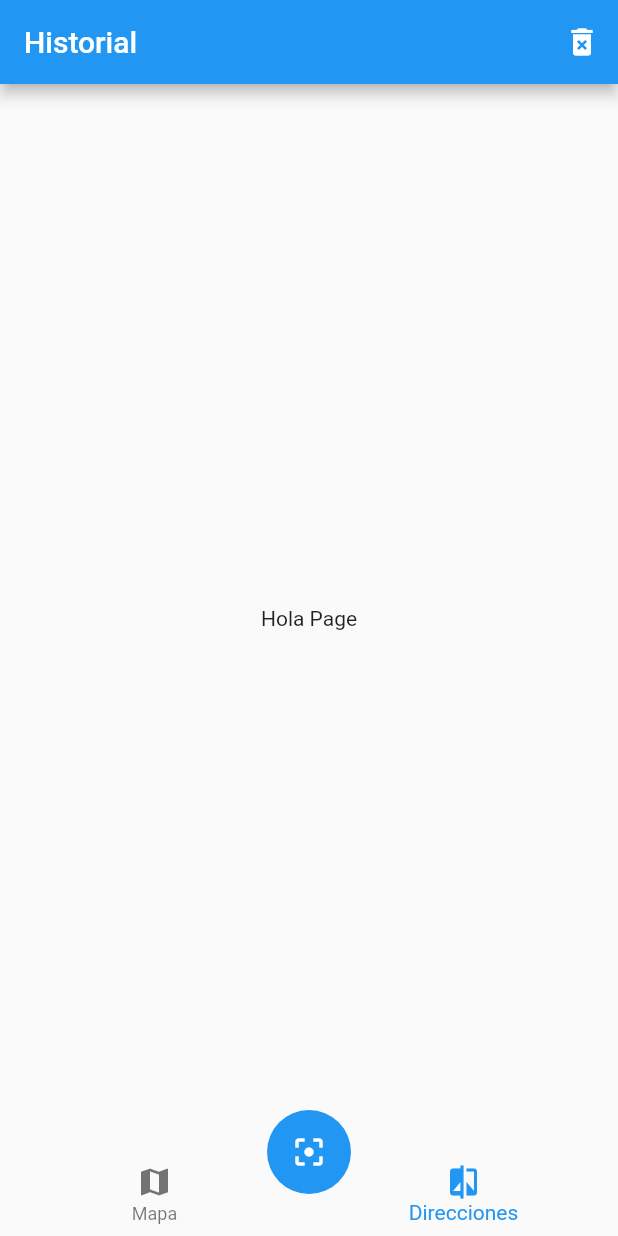
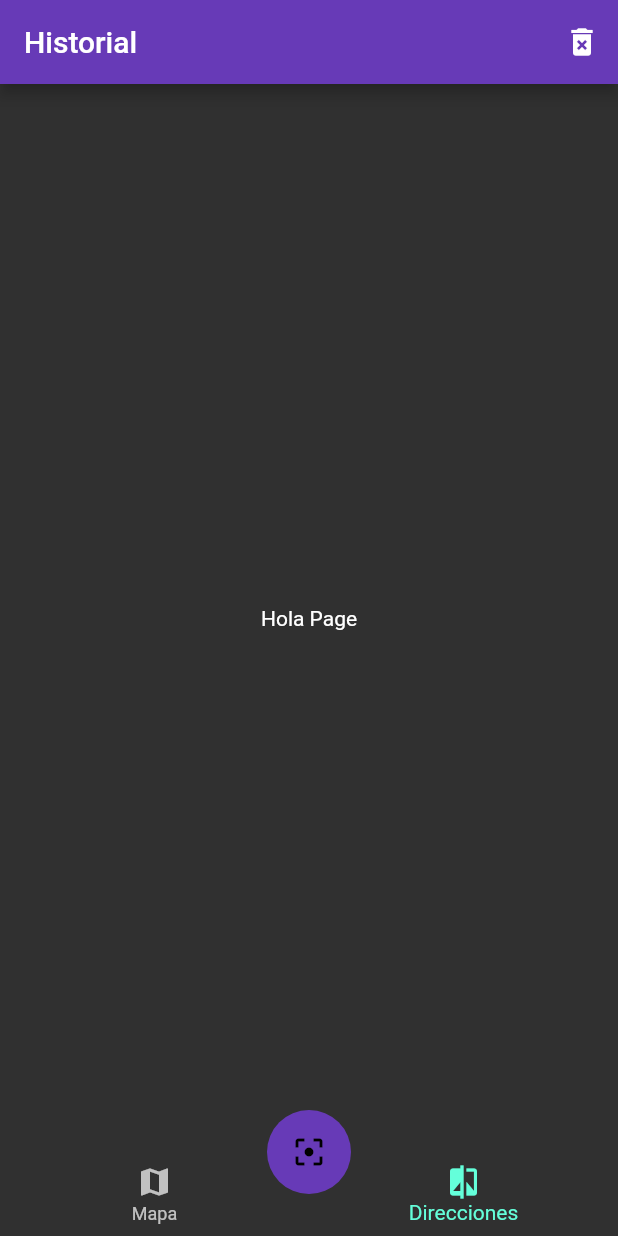
Before and after one commit to NogueraJulio24/qrapp, a Flutter app: the screen it shows after launch, on a phone screen of 412 x 824 dp. Run offline on Flutter 3.47's test engine with Material 2 defaults, Android fonts, the phone set to English and light mode, and no system bars.

Commit message:
add dark theme

```diff
--- a/lib/main.dart
+++ b/lib/main.dart
@@ -15,6 +15,11 @@ class MyApp extends StatelessWidget {
         'home': (_) => HomePage(),
         'map': (_) => MapPage(),
       },
+      theme: ThemeData.dark().copyWith(
+          primaryColor: Colors.deepPurple,
+          floatingActionButtonTheme: FloatingActionButtonThemeData(
+            backgroundColor: Colors.deepPurple,
+          )),
     );
   }
 }
```
